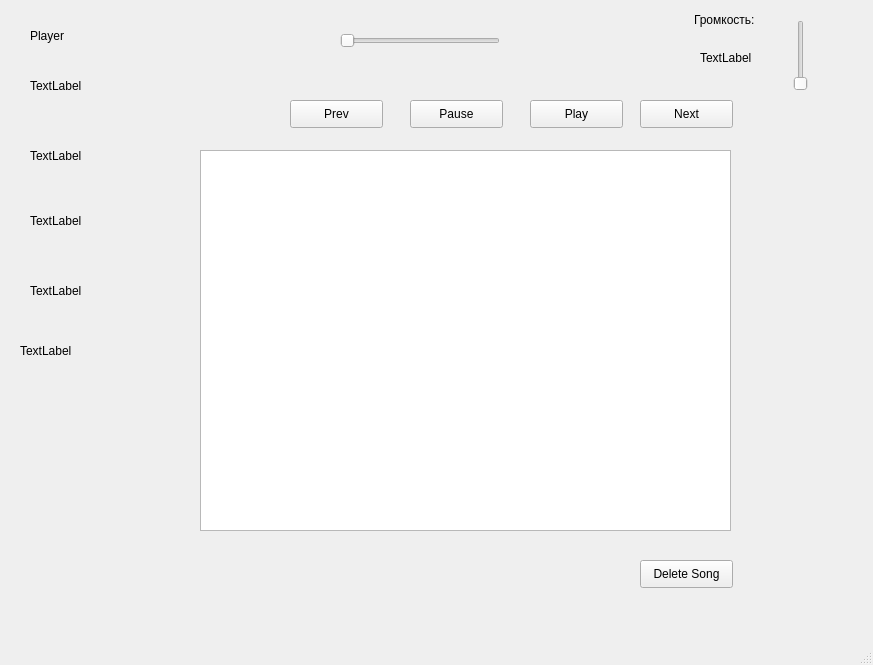
Before: the Qt Designer form mainwindow.ui in esiole/gui_1h2020-post, drawn with Qt 5.
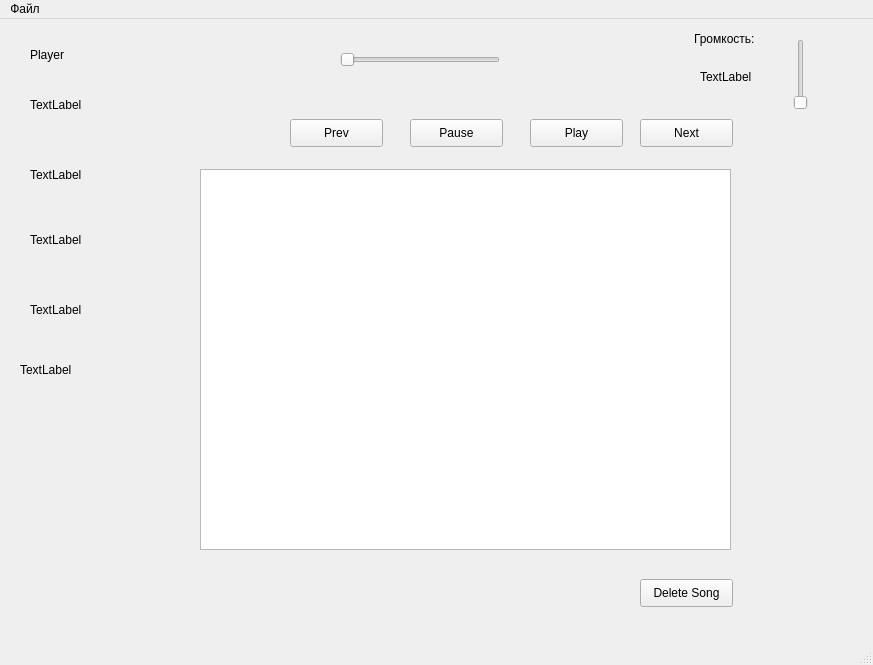
After: the same form once the commit is applied.

Commit message: Добавление кнопки открытия файлов в меню главного окна

What changed in the file:
```diff
--- a/mainwindow.ui
+++ b/mainwindow.ui
@@ -241,6 +241,13 @@
      <height>26</height>
     </rect>
    </property>
+   <widget class="QMenu" name="menuFile">
+    <property name="title">
+     <string>Файл</string>
+    </property>
+    <addaction name="openFilesAction"/>
+   </widget>
+   <addaction name="menuFile"/>
   </widget>
   <widget class="QStatusBar" name="statusbar"/>
  </widget>
```
Left out of the diff: 5 changed lines with no effect on the pictures. The commit also changes 2 other files.
